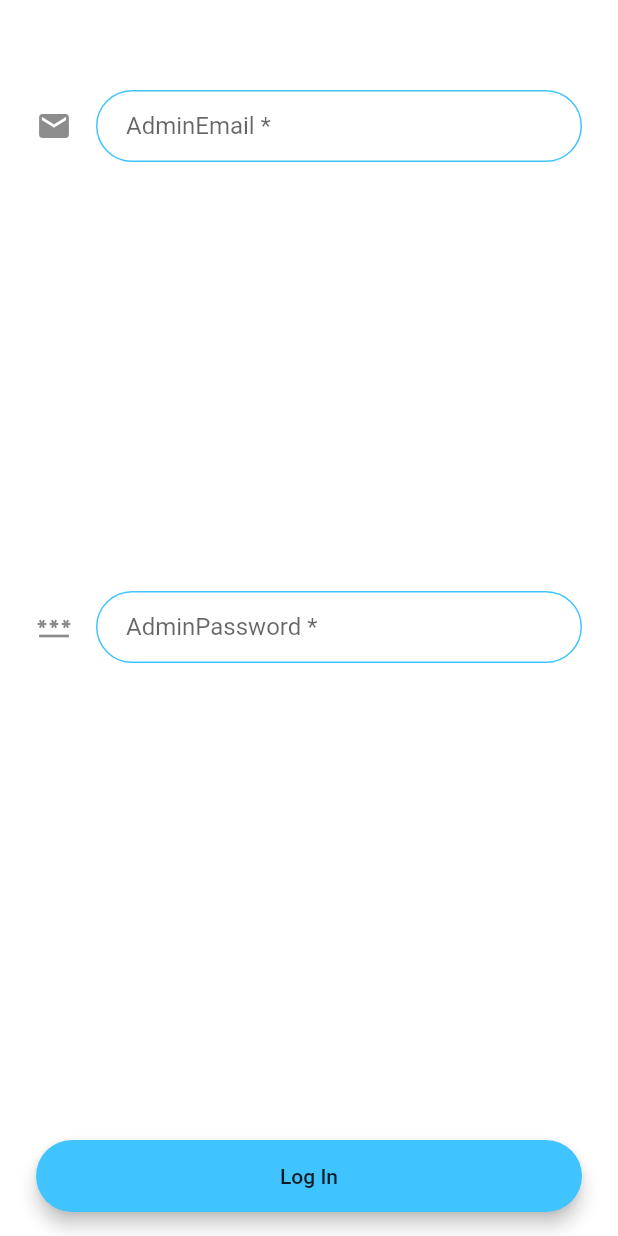
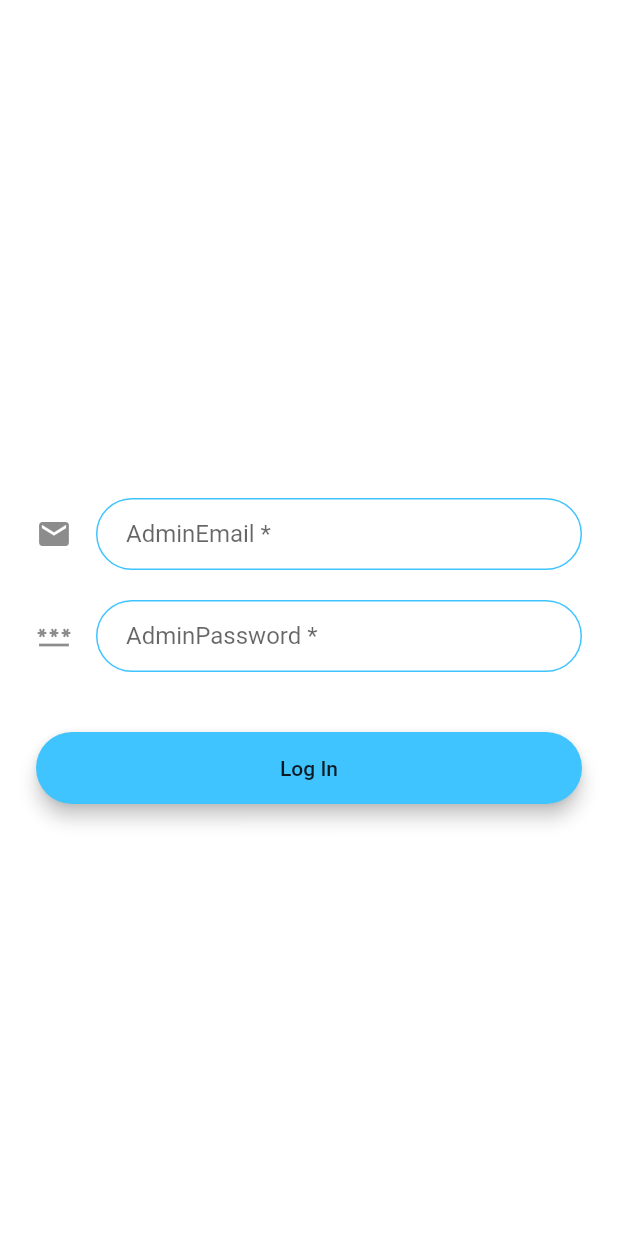
Before and after one commit to chetanshivaji/talukaAdmin, a Flutter app: the screen it shows after launch, after a tap on "Admin Log In", on a phone screen of 412 x 824 dp. Run offline on Flutter 3.47's test engine with Material 2 defaults, Android fonts, the phone set to English and light mode, and no system bars; our stand-ins replace cloud_firestore, firebase_auth, firebase_core; accounts and stored records are empty.

Commit message:
beautify welcome screen , login, register

```diff
--- a/lib/myApp.dart
+++ b/lib/myApp.dart
@@ -53,6 +53,9 @@ class MyApp extends StatelessWidget {
           ],
         ),
         drawer: Drawer(
+          shape: RoundedRectangleBorder(
+            borderRadius: BorderRadius.circular(20.0),
+          ),
           child: ListView(
             padding: EdgeInsets.zero,
             children: <Widget>[
@@ -73,6 +76,7 @@ class MyApp extends StatelessWidget {
                 ),
               ),
               ListTile(
+                shape: getListTileShapeForDrawer(),
                 leading: Icon(Icons.report),
                 title: Text(dReport),
                 tileColor: clrRed, //red
--- a/lib/screen/welcome_login/forgotPassword.dart
+++ b/lib/screen/welcome_login/forgotPassword.dart
@@ -32,8 +32,7 @@ class _forgotPasswordScreenState extends State<forgotPasswordScreen> {
               Padding(
                 padding: EdgeInsets.only(top: 60),
               ),
-              Expanded(
-                child: TextFormField(
+              TextFormField(
                 keyboardType: TextInputType.emailAddress,
                 validator: (value) {
                   if (value == null || value.isEmpty) {
@@ -69,9 +68,8 @@ class _forgotPasswordScreenState extends State<forgotPasswordScreen> {
                   ),
                 ),
               ),
-              ),
               SizedBox(
-                height: 8.0,
+                height: 20.0,
               ),
               Padding(
                 padding: EdgeInsets.symmetric(vertical: 16.0),
--- a/lib/screen/welcome_login/login_screen.dart
+++ b/lib/screen/welcome_login/login_screen.dart
@@ -35,8 +35,7 @@ class _LoginScreenState extends State<LoginScreen> {
               Padding(
                 padding: EdgeInsets.only(top: 60),
               ),
-              Expanded(
-                child: TextFormField(
+              TextFormField(
                 keyboardType: TextInputType.emailAddress,
                 validator: (value) {
                   if (value == null || value.isEmpty) {
@@ -72,12 +71,10 @@ class _LoginScreenState extends State<LoginScreen> {
                   ),
                 ),
               ),
+              SizedBox(
+                height: 20.0,
               ),
-              SizedBox(
-                height: 8.0,
-              ),
-              Expanded(
-                child: TextFormField(
+              TextFormField(
                 obscureText: true,
                 keyboardType: TextInputType.text,
                 validator: (value) {
@@ -110,7 +107,6 @@ class _LoginScreenState extends State<LoginScreen> {
                         BorderSide(color: Colors.lightBlueAccent, width: 2.0),
                     borderRadius: BorderRadius.all(
                       Radius.circular(32.0),
-                      ),
                     ),
                   ),
                 ),
--- a/lib/screen/welcome_login/welcome_screen.dart
+++ b/lib/screen/welcome_login/welcome_screen.dart
@@ -20,21 +20,21 @@ class _WelcomeScreenState extends State<WelcomeScreen> {
         padding: EdgeInsets.symmetric(horizontal: 24.0),
         child: Column(
           mainAxisAlignment: MainAxisAlignment.center,
-          crossAxisAlignment: CrossAxisAlignment.stretch,
           children: <Widget>[
-            Row(
-              children: <Widget>[
-                Text(
-                  appLabel,
-                  style: TextStyle(
-                    fontSize: 45.0,
-                    fontWeight: FontWeight.w900,
-                  ),
+            Center(
+              child: Text(
+                appLabel,
+                style: TextStyle(
+                  fontSize: 45.0,
+                  shadows: [
+                    Shadow(
+                      color: Colors.red,
+                      blurRadius: 5.0,
+                      offset: Offset(0.0, 5.0),
+                    ),
+                  ],
                 ),
-              ],
-            ),
-            SizedBox(
-              height: 48.0,
+              ),
             ),
             Padding(
               padding: EdgeInsets.symmetric(vertical: 16.0),
@@ -48,7 +48,7 @@ class _WelcomeScreenState extends State<WelcomeScreen> {
                     //Go to login screen.
                     Navigator.pushNamed(context, LoginScreen.id);
                   },
-                  minWidth: 200.0,
+                  minWidth: 150.0,
                   height: 42.0,
                   child: Text(
                     bLabelAdminlogin,
@@ -68,7 +68,7 @@ class _WelcomeScreenState extends State<WelcomeScreen> {
                     //Go to registration screen.
                     Navigator.pushNamed(context, RegistrationScreen.id);
                   },
-                  minWidth: 200.0,
+                  minWidth: 150.0,
                   height: 42.0,
                   child: Text(
                     bLabelAdminRegiter,
@@ -82,7 +82,10 @@ class _WelcomeScreenState extends State<WelcomeScreen> {
               },
               child: Text(
                 labelForgotPassword,
-                style: TextStyle(color: Colors.blueGrey),
+                style: TextStyle(
+                  color: Colors.blueGrey,
+                  decoration: TextDecoration.underline,
+                ),
               ),
             ),
           ],
--- a/lib/util.dart
+++ b/lib/util.dart
@@ -23,6 +23,12 @@ TextStyle getTableHeadingTextStyle() {
     fontSize: 15,
     fontWeight: FontWeight.bold,
     fontFamily: tableHeadingFontFamily,
+  );
+}
+
+ShapeBorder getListTileShapeForDrawer() {
+  return RoundedRectangleBorder(
+    borderRadius: BorderRadius.circular(25.0),
   );
 }
 
```
Lines whose indentation alone changed are shown as unchanged.
